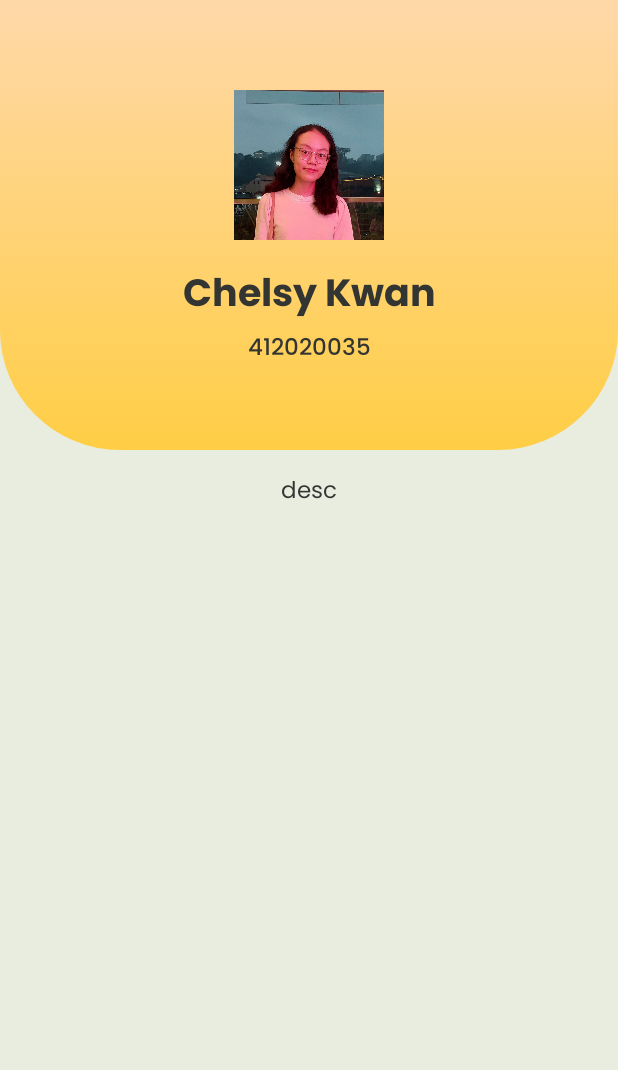
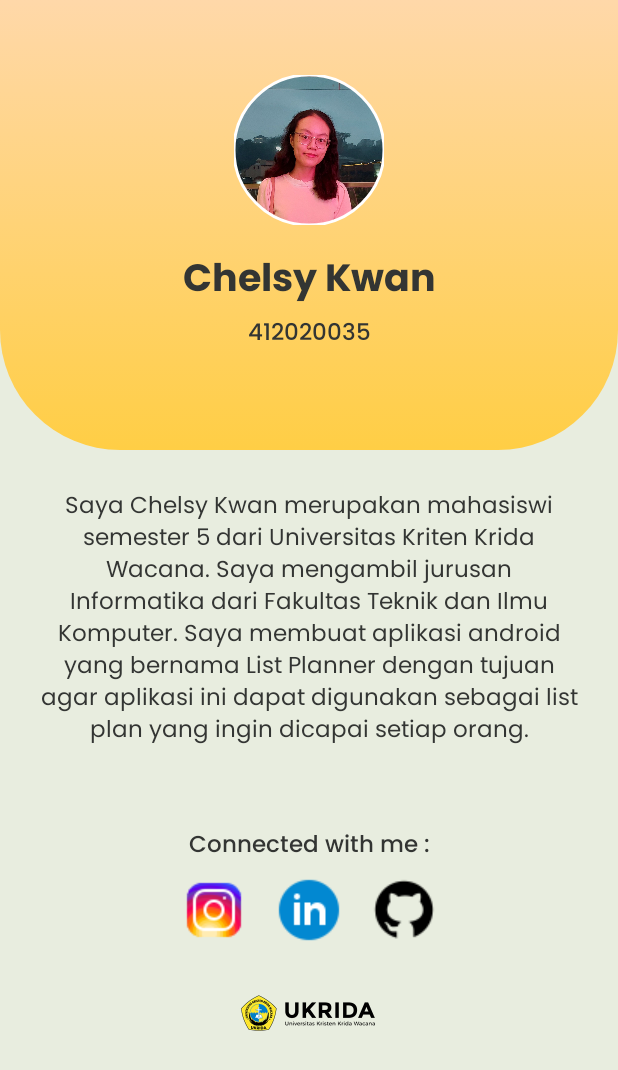
Before and after one commit to cekaaaa/ListPlanner, an Android app: the ActCredit screen opened directly, with no data from a screen before it, on a phone screen of 412 x 824 dp. Shown: the top 1070 px of the screen. Run offline under Robolectric (Android 15) with nearby library versions, the phone set to English and light mode, and no system bars.

Commit message:
profile image

```diff
--- a/app/build.gradle
+++ b/app/build.gradle
@@ -38,7 +38,9 @@ dependencies {
     implementation 'com.google.firebase:firebase-firestore:24.0.2'
     implementation 'com.google.firebase:firebase-auth:21.0.3'
     implementation 'com.google.android.gms:play-services-auth:20.1.0'
+    implementation 'com.google.firebase:firebase-storage:20.1.0'
     testImplementation 'junit:junit:4.13.2'
+    implementation 'com.squareup.picasso:picasso:2.8'
     androidTestImplementation 'androidx.test.ext:junit:1.1.4'
     androidTestImplementation 'androidx.test.espresso:espresso-core:3.5.0'
 }
--- a/app/src/main/java/com/chelsy/listplanner/ActCredit.java
+++ b/app/src/main/java/com/chelsy/listplanner/ActCredit.java
@@ -2,10 +2,16 @@ package com.chelsy.listplanner;
 
 import androidx.appcompat.app.AppCompatActivity;
 
+import android.content.Intent;
+import android.net.Uri;
 import android.os.Bundle;
+import android.provider.ContactsContract;
+import android.view.View;
+import android.widget.ImageView;
 
 public class ActCredit extends AppCompatActivity {
 
+    ImageView linkedin, instagram, github, ukrida;
     @Override
     protected void onCreate(Bundle savedInstanceState) {
         super.onCreate(savedInstanceState);
@@ -14,5 +20,44 @@ public class ActCredit extends AppCompatActivity {
         if (getSupportActionBar() != null) {
             getSupportActionBar().hide();
         }
+
+        linkedin = (ImageView) findViewById(R.id.linkedin);
+        linkedin.setOnClickListener(new View.OnClickListener() {
+            @Override
+            public void onClick(View view) {
+                Intent intent = new Intent((android.content.Intent.ACTION_VIEW),
+                        Uri.parse("https://www.linkedin.com/in/chelsy-kwan/"));
+                startActivity(intent);
+            }
+        });
+        instagram = (ImageView) findViewById(R.id.instagram);
+        instagram.setOnClickListener(new View.OnClickListener() {
+            @Override
+            public void onClick(View view) {
+                Intent intent = new Intent((android.content.Intent.ACTION_VIEW),
+                        Uri.parse("https://www.instagram.com/lie_chelsy/"));
+                startActivity(intent);
+            }
+        });
+        github = (ImageView) findViewById(R.id.github);
+        github.setOnClickListener(new View.OnClickListener() {
+            @Override
+            public void onClick(View view) {
+                Intent intent = new Intent((android.content.Intent.ACTION_VIEW),
+                        Uri.parse("https://github.com/cekaaaa"));
+                startActivity(intent);
+            }
+        });
+        ukrida = (ImageView) findViewById(R.id.ukrida);
+        ukrida.setOnClickListener(new View.OnClickListener() {
+            @Override
+            public void onClick(View view) {
+                Intent intent = new Intent((android.content.Intent.ACTION_VIEW),
+                        Uri.parse("http://www.ukrida.ac.id"));
+                startActivity(intent);
+            }
+        });
+
+
     }
 }
--- /dev/null
+++ b/app/src/main/res/drawable/ic_baseline_add_24.xml
@@ -0,0 +1,5 @@
+<vector android:height="24dp" android:tint="#000000"
+    android:viewportHeight="24" android:viewportWidth="24"
+    android:width="24dp" xmlns:android="http://schemas.android.com/apk/res/android">
+    <path android:fillColor="@android:color/white" android:pathData="M19,13h-6v6h-2v-6H5v-2h6V5h2v6h6v2z"/>
+</vector>
--- /dev/null
+++ b/app/src/main/res/drawable/ic_baseline_home_24.xml
@@ -0,0 +1,5 @@
+<vector android:height="24dp" android:tint="#000000"
+    android:viewportHeight="24" android:viewportWidth="24"
+    android:width="24dp" xmlns:android="http://schemas.android.com/apk/res/android">
+    <path android:fillColor="@android:color/white" android:pathData="M10,20v-6h4v6h5v-8h3L12,3 2,12h3v8z"/>
+</vector>
--- /dev/null
+++ b/app/src/main/res/drawable/ic_baseline_person_24.xml
@@ -0,0 +1,5 @@
+<vector android:height="24dp" android:tint="#000000"
+    android:viewportHeight="24" android:viewportWidth="24"
+    android:width="24dp" xmlns:android="http://schemas.android.com/apk/res/android">
+    <path android:fillColor="@android:color/white" android:pathData="M12,12c2.21,0 4,-1.79 4,-4s-1.79,-4 -4,-4 -4,1.79 -4,4 1.79,4 4,4zM12,14c-2.67,0 -8,1.34 -8,4v2h16v-2c0,-2.66 -5.33,-4 -8,-4z"/>
+</vector>
--- a/app/src/main/res/layout/activity_act_credit.xml
+++ b/app/src/main/res/layout/activity_act_credit.xml
@@ -17,15 +17,20 @@
                 android:layout_width="match_parent"
                 android:layout_height="300dp"
                 android:background="@drawable/rectangle">
-                <ImageView
-                    android:id="@+id/imageView"
+
+                <com.google.android.material.imageview.ShapeableImageView
+                    android:id="@+id/imgprofile"
                     android:layout_width="100dp"
                     android:layout_height="100dp"
-                    android:layout_marginTop="60dp"
+                    app:shapeAppearanceOverlay="@style/roundedImageViewRounded"
+                    app:strokeColor="@color/white"
+                    app:strokeWidth="2dp"
+                    android:src="@drawable/img"
+                    android:layout_marginTop="50dp"
                     app:layout_constraintEnd_toEndOf="parent"
                     app:layout_constraintStart_toStartOf="parent"
                     app:layout_constraintTop_toTopOf="parent"
-                    android:background="@drawable/img"/>
+                    tools:ignore="MissingConstraints" />
 
                 <TextView
                     android:id="@+id/textView"
@@ -37,7 +42,7 @@
                     android:text="Chelsy Kwan"
                     android:textColor="@color/bg"
                     android:textSize="25sp"
-                    app:layout_constraintTop_toBottomOf="@+id/imageView" />
+                    app:layout_constraintTop_toBottomOf="@+id/imgprofile" />
 
                 <TextView
                     android:layout_width="match_parent"
@@ -53,12 +58,56 @@
             <TextView
                 android:layout_width="match_parent"
                 android:layout_height="wrap_content"
-                android:text="desc"
+                android:text="@string/decs_credit"
                 android:gravity="center"
                 android:fontFamily="@font/poppinsregular"
                 android:textColor="@color/bg"
                 android:textSize="15sp"
-                android:layout_marginVertical="15dp"/>
+                android:layout_margin="25dp"
+                android:textAlignment="center"/>
+
+            <TextView
+                android:layout_width="match_parent"
+                android:layout_height="wrap_content"
+                android:text="Connected with me :"
+                android:gravity="center"
+                android:fontFamily="@font/poppinsmedium"
+                android:textColor="@color/bg"
+                android:textSize="15sp"
+                android:layout_marginTop="25dp"
+                android:layout_marginBottom="5dp"
+                android:textAlignment="center"/>
+
+            <LinearLayout
+                android:layout_width="match_parent"
+                android:layout_height="wrap_content"
+                android:orientation="horizontal"
+                android:gravity="center_horizontal"
+                android:layout_marginBottom="20dp">
+                <ImageView
+                    android:id="@+id/instagram"
+                    android:layout_width="wrap_content"
+                    android:layout_height="wrap_content"
+                    android:src="@drawable/instagram"/>
+                <ImageView
+                    android:id="@+id/linkedin"
+                    android:layout_width="wrap_content"
+                    android:layout_height="wrap_content"
+                    android:layout_marginHorizontal="15dp"
+                    android:src="@drawable/linkedin"/>
+                <ImageView
+                    android:id="@+id/github"
+                    android:layout_width="wrap_content"
+                    android:layout_height="wrap_content"
+                    android:src="@drawable/github"/>
+            </LinearLayout>
+            <ImageView
+                android:id="@+id/ukrida"
+                android:layout_width="100dp"
+                android:layout_height="50dp"
+                android:src="@drawable/ukrida_logo"
+                android:layout_gravity="center_horizontal"
+                android:layout_marginBottom="20dp"/>
 
         </LinearLayout>
     </ScrollView>
--- a/app/src/main/res/values/strings.xml
+++ b/app/src/main/res/values/strings.xml
@@ -3,4 +3,8 @@
     <string name="tagline">Organize you Plan </string>
     <string name="plan">For better future</string>
     <string name="logout">Logout</string>
+    <string name="decs_credit">Saya Chelsy Kwan merupakan mahasiswi semester 5 dari Universitas Kriten Krida Wacana.
+        Saya mengambil jurusan Informatika dari Fakultas Teknik dan Ilmu Komputer.
+        Saya membuat aplikasi android yang bernama "List Planner" dengan tujuan agar
+        aplikasi ini dapat digunakan sebagai list plan yang ingin dicapai setiap orang. </string>
 </resources>
--- a/app/src/main/res/values/themes.xml
+++ b/app/src/main/res/values/themes.xml
@@ -2,7 +2,7 @@
     <!-- Base application theme. -->
     <style name="Theme.ListPlanner" parent="Theme.MaterialComponents.DayNight.DarkActionBar">
         <!-- Primary brand color. -->
-        <item name="colorPrimary">@color/purple_500</item>
+        <item name="colorPrimary">@color/kuningterang</item>
         <item name="colorPrimaryVariant">@color/purple_700</item>
         <item name="colorOnPrimary">@color/white</item>
         <!-- Secondary brand color. -->
@@ -14,4 +14,8 @@
         <!-- Customize your theme here. -->
         <item name="android:windowBackground">@color/birupastel</item>
     </style>
+    <style name="roundedImageViewRounded">
+        <item name="cornerFamily">rounded</item>
+        <item name="cornerSize">50%</item>
+    </style>
 </resources>
```
Also changed, not shown: app/src/main/java/com/chelsy/listplanner/ActEditProfile.java (+104 -6 lines), app/src/main/java/com/chelsy/listplanner/ActPlan.java (+37 -8 lines), app/src/main/java/com/chelsy/listplanner/ActProfile.java (+16 -1 lines), app/src/main/java/com/chelsy/listplanner/ProfileUser.java (added, +13 -0 lines), app/src/main/res/layout/activity_act_edit_profile.xml (+25 -14 lines), app/src/main/res/layout/activity_act_profile.xml (+21 -16 lines), app/src/main/res/layout/activity_plan.xml (+27 -8 lines), app/src/main/res/menu/nav_menu.xml (added, +10 -0 lines), app/src/main/res/drawable/github.png (added), app/src/main/res/drawable/instagram.png (added), app/src/main/res/drawable/linkedin.png (added), app/src/main/res/drawable/ukrida_logo.png (added).
